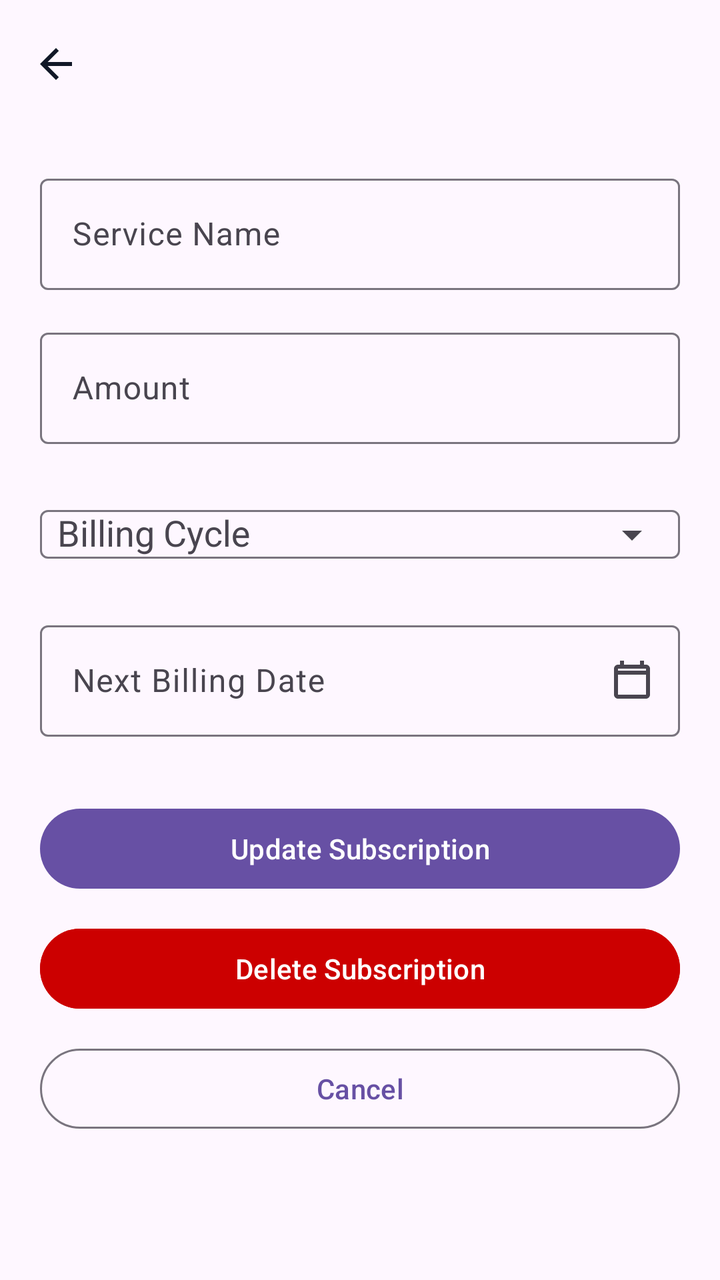
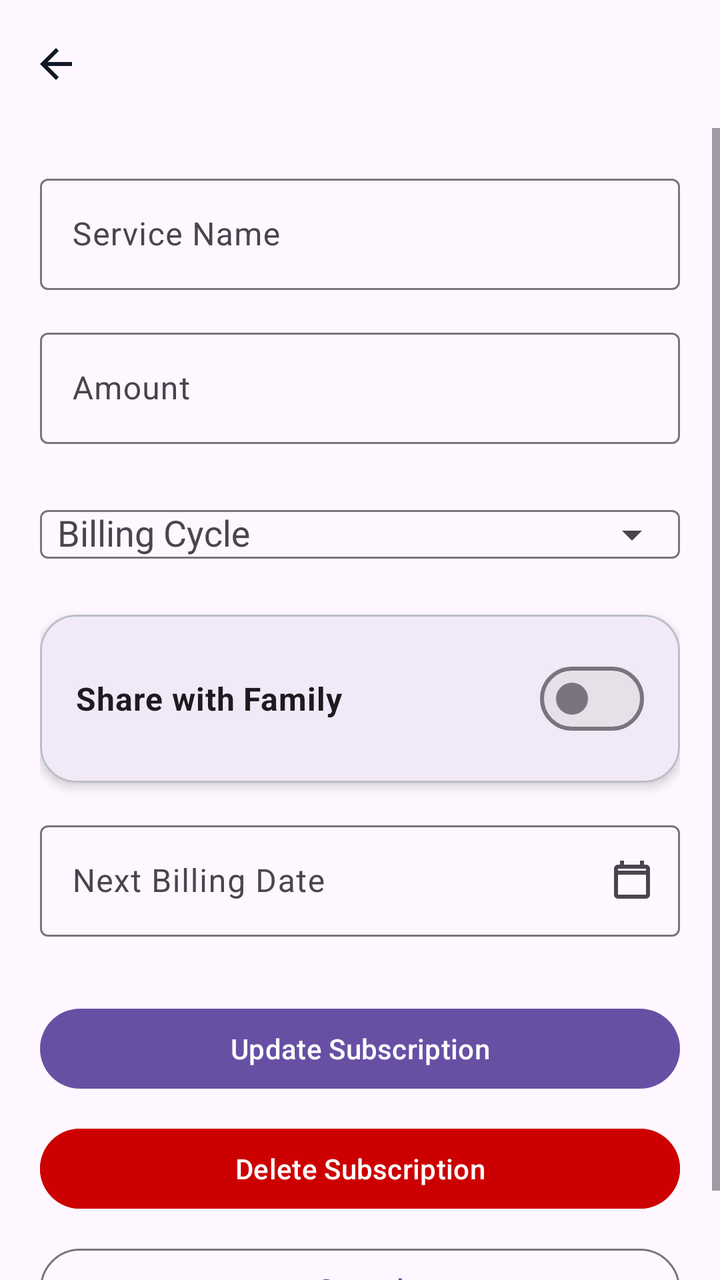

Two renders of the same Android screen: before a commit and after it. Below are the layout's source before the change and the commit's diff.
<!-- AndroidManifest.xml: application theme Theme.AIExpenseManagementApplication -->
<!-- res/layout/activity_edit_subscription.xml -->
<?xml version="1.0" encoding="utf-8"?>
<LinearLayout xmlns:android="http://schemas.android.com/apk/res/android"
    xmlns:app="http://schemas.android.com/apk/res-auto"
    android:layout_width="match_parent"
    android:layout_height="match_parent"
    android:orientation="vertical">

    <com.google.android.material.appbar.MaterialToolbar
        android:id="@+id/toolbar"
        android:layout_width="match_parent"
        android:layout_height="?attr/actionBarSize"
        android:title="Edit Subscription"
        app:navigationIcon="@drawable/ic_back_arrow"/>

    <ScrollView
        android:layout_width="match_parent"
        android:layout_height="match_parent">

        <LinearLayout
            android:layout_width="match_parent"
            android:layout_height="wrap_content"
            android:padding="20dp"
            android:orientation="vertical">

            <com.google.android.material.textfield.TextInputLayout
                android:layout_width="match_parent"
                android:layout_height="wrap_content"
                android:hint="Service Name">

                <com.google.android.material.textfield.TextInputEditText
                    android:id="@+id/etServiceName"
                    android:layout_width="match_parent"
                    android:layout_height="wrap_content"/>

            </com.google.android.material.textfield.TextInputLayout>

            <com.google.android.material.textfield.TextInputLayout
                android:layout_width="match_parent"
                android:layout_height="wrap_content"
                android:layout_marginTop="16dp"
                android:hint="Amount">

                <com.google.android.material.textfield.TextInputEditText
                    android:id="@+id/etAmount"
                    android:layout_width="match_parent"
                    android:layout_height="wrap_content"
                    android:inputType="numberDecimal"/>

            </com.google.android.material.textfield.TextInputLayout>

            <com.google.android.material.textfield.TextInputLayout
                android:layout_width="match_parent"
                android:layout_height="wrap_content"
                android:layout_marginTop="16dp"
                android:hint="  Billing Cycle"
                app:endIconMode="dropdown_menu">

                <AutoCompleteTextView
                    android:id="@+id/actBillingCycle"
                    android:layout_width="match_parent"
                    android:layout_height="wrap_content"/>

            </com.google.android.material.textfield.TextInputLayout>

            <com.google.android.material.textfield.TextInputLayout
                android:layout_width="match_parent"
                android:layout_height="wrap_content"
                android:layout_marginTop="16dp"
                android:hint="Next Billing Date"
                app:endIconMode="custom"
                app:endIconDrawable="@drawable/ic_calendar"
                app:boxBackgroundMode="outline">

                <com.google.android.material.textfield.TextInputEditText
                    android:id="@+id/etNextBillingDate"
                    android:layout_width="match_parent"
                    android:layout_height="wrap_content"
                    android:focusable="false"
                    android:clickable="true"
                    android:cursorVisible="false" />

            </com.google.android.material.textfield.TextInputLayout>

            <com.google.android.material.button.MaterialButton
                android:id="@+id/btnUpdate"
                android:layout_width="match_parent"
                android:layout_height="wrap_content"
                android:layout_marginTop="32dp"
                android:text="Update Subscription"/>

            <com.google.android.material.button.MaterialButton
                android:id="@+id/btnDelete"
                android:layout_width="match_parent"
                android:layout_height="wrap_content"
                android:layout_marginTop="12dp"
                android:text="Delete Subscription"
                android:textColor="@android:color/white"
                android:backgroundTint="@android:color/holo_red_dark"/>

            <com.google.android.material.button.MaterialButton
                android:id="@+id/btnCancel"
                style="@style/Widget.Material3.Button.OutlinedButton"
                android:layout_width="match_parent"
                android:layout_height="wrap_content"
                android:layout_marginTop="12dp"
                android:text="Cancel"/>

        </LinearLayout>

    </ScrollView>

</LinearLayout>
<!-- resources referenced by this layout -->
<resources>
  <!-- drawable ic_back_arrow (drawable) -->
  <vector xmlns:android="http://schemas.android.com/apk/res/android"
      android:width="24dp"
      android:height="24dp"
      android:viewportWidth="24"
      android:viewportHeight="24">
  
      <path
          android:fillColor="#111827"
          android:pathData="M20,11H7.83l5.59,-5.59L12,4l-8,8 8,8 1.41,-1.41L7.83,13H20v-2z" />
  
  </vector>
  <!-- drawable ic_calendar (drawable) -->
  <vector xmlns:android="http://schemas.android.com/apk/res/android"
      android:width="24dp"
      android:height="24dp"
      android:viewportWidth="24"
      android:viewportHeight="24">
  
      <path
          android:fillColor="#757575"
          android:pathData="M19,4h-1V2h-2v2H8V2H6v2H5c-1.11,0-2,0.89-2,2v13c0,1.11 0.89,2 2,2h14c1.11,0 2-0.89 2-2V6c0-1.11-0.89-2-2-2zm0,15H5V9h14v10zm0-12H5V6h14v1z"/>
  </vector>
  <style name="Theme.AIExpenseManagementApplication" parent="Base.Theme.AIExpenseManagementApplication" />
  <style name="Base.Theme.AIExpenseManagementApplication" parent="Theme.Material3.DayNight.NoActionBar">
          
          
      </style>
</resources>

<!-- the commit's change to res/layout/activity_edit_subscription.xml (unified diff, before → after) -->
@@ -62,6 +62,59 @@
 
             </com.google.android.material.textfield.TextInputLayout>
 
+            
+
+            <com.google.android.material.card.MaterialCardView
+                android:layout_width="match_parent"
+                android:layout_height="wrap_content"
+                android:layout_marginTop="16dp"
+                app:cardCornerRadius="18dp"
+                app:cardElevation="3dp"
+                app:strokeColor="#B8BEC7"
+                app:strokeWidth="1dp">
+
+                <LinearLayout
+                    android:layout_width="match_parent"
+                    android:layout_height="wrap_content"
+                    android:orientation="vertical"
+                    android:padding="18dp">
+
+                    <com.google.android.material.materialswitch.MaterialSwitch
+                        android:id="@+id/switchShareFamily"
+                        android:layout_width="match_parent"
+                        android:layout_height="wrap_content"
+                        android:text="Share with Family"
+                        android:textSize="16sp"
+                        android:textStyle="bold"
+                        android:checked="false" />
+
+                    <LinearLayout
+                        android:id="@+id/layoutFamilySelection"
+                        android:layout_width="match_parent"
+                        android:layout_height="wrap_content"
+                        android:layout_marginTop="12dp"
+                        android:orientation="vertical"
+                        android:visibility="gone">
+
+                        <TextView
+                            android:layout_width="wrap_content"
+                            android:layout_height="wrap_content"
+                            android:text="Select Family"
+                            android:textSize="14sp"
+                            android:textStyle="bold" />
+
+                        <Spinner
+                            android:id="@+id/spFamily"
+                            android:layout_width="match_parent"
+                            android:layout_height="48dp"
+                            android:layout_marginTop="8dp" />
+
+                    </LinearLayout>
+
+                </LinearLayout>
+
+            </com.google.android.material.card.MaterialCardView>
+
             <com.google.android.material.textfield.TextInputLayout
                 android:layout_width="match_parent"
                 android:layout_height="wrap_content"
